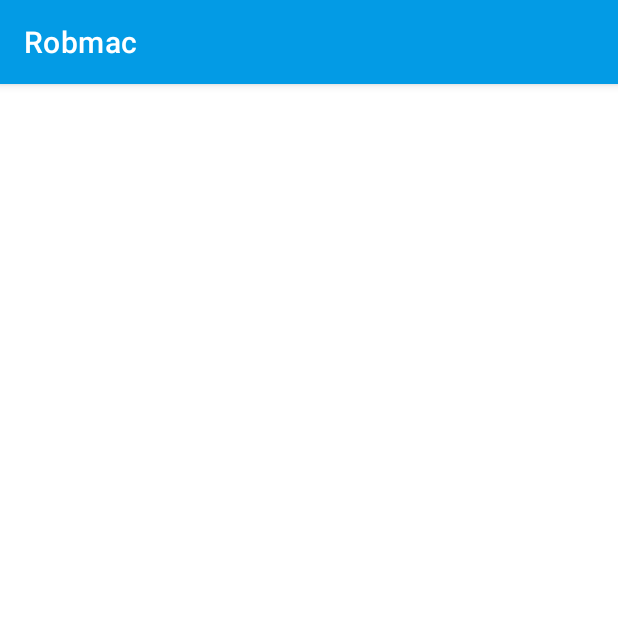
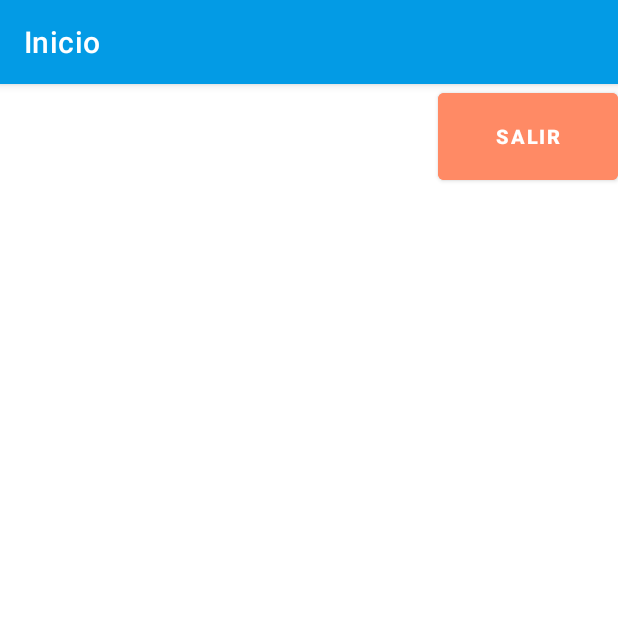
Before and after one commit to paulbm9/ST-Robmac, an Android app: the HomeActivity screen opened directly, with no data from a screen before it, on a phone screen of 412 x 824 dp, the top half of it. Run offline under Robolectric (Android 15) with nearby library versions, the phone set to English and light mode, and no system bars; our stand-ins replace Firebase (no records; nobody signed in at launch, a user with empty details on screens opened directly).

Commit message:
Terminada logica del registro, inicio y cierre de sesion.

```diff
--- a/app/src/main/java/com/st/robmac/HomeActivity.kt
+++ b/app/src/main/java/com/st/robmac/HomeActivity.kt
@@ -2,10 +2,32 @@ package com.st.robmac
 
 import androidx.appcompat.app.AppCompatActivity
 import android.os.Bundle
+import com.google.firebase.auth.FirebaseAuth
+import kotlinx.android.synthetic.main.activity_auth.*
+import kotlinx.android.synthetic.main.activity_home.*
 
+enum class ProviderType{
+    BASIC
+}
 class HomeActivity : AppCompatActivity() {
     override fun onCreate(savedInstanceState: Bundle?) {
         super.onCreate(savedInstanceState)
         setContentView(R.layout.activity_home)
+        //setup
+        val bundle: Bundle? = intent.extras
+        val email:String?= bundle?.getString("email")
+        val provider:String?= bundle?.getString("provider")
+        setup(email?:"",provider ?:"")
     }
+
+    private fun setup(email:String,provider:String) {
+        title = "Inicio"
+        tvEmailH.text = email
+        tvProveedorH.text = provider
+        logOut.setOnClickListener{
+            FirebaseAuth.getInstance().signOut()
+            onBackPressed()
+        }
+    }
+
 }
--- a/app/src/main/res/layout/activity_home.xml
+++ b/app/src/main/res/layout/activity_home.xml
@@ -6,4 +6,46 @@
     android:layout_height="match_parent"
     tools:context=".HomeActivity">
 
+
+    <TextView
+        android:id="@+id/tvEmailH"
+        android:layout_width="wrap_content"
+        android:layout_height="wrap_content"
+        android:layout_marginLeft="20dp"
+        android:layout_marginTop="20dp"
+        android:fontFamily="sans-serif-black"
+        android:text="Robmac"
+        android:textAlignment="center"
+        android:textSize="20sp"
+        android:textStyle="bold"
+        app:layout_constraintLeft_toLeftOf="parent"
+        app:layout_constraintTop_toTopOf="parent" />
+
+    <TextView
+        android:id="@+id/tvProveedorH"
+        android:layout_width="wrap_content"
+        android:layout_height="wrap_content"
+        android:layout_marginLeft="20dp"
+        android:layout_marginTop="50dp"
+        android:text="Proveedor"
+        android:textAlignment="center"
+        android:textSize="18sp"
+        android:textStyle="italic"
+        app:layout_constraintLeft_toLeftOf="parent"
+        app:layout_constraintTop_toTopOf="parent" />
+
+
+    <Button
+        android:id="@+id/logOut"
+        android:layout_width="120dp"
+        android:layout_height="70dp"
+        android:layout_marginLeft="50dp"
+        android:layout_marginTop="24dp"
+        android:backgroundTint="#FF8A65"
+        android:text="Salir"
+        android:textColor="#ffffff"
+        android:textSize="13sp"
+        android:textStyle="bold"
+        app:layout_constraintRight_toRightOf="parent" />
+
 </androidx.constraintlayout.widget.ConstraintLayout>
```
Also changed, not shown: app/src/main/java/com/st/robmac/AuthActivity.kt (+24 -2 lines).
